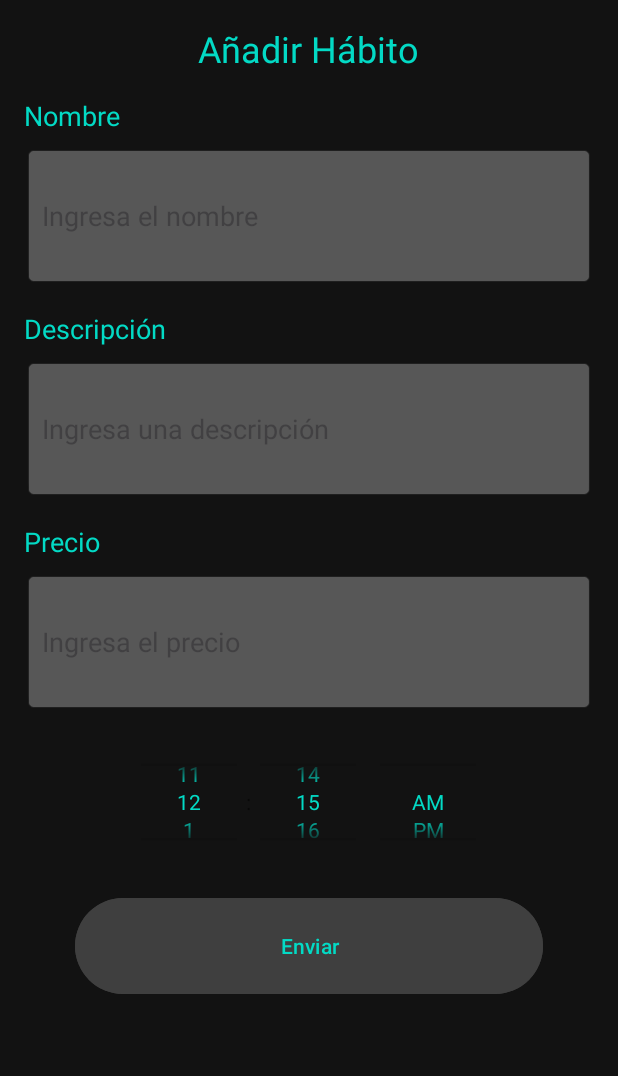
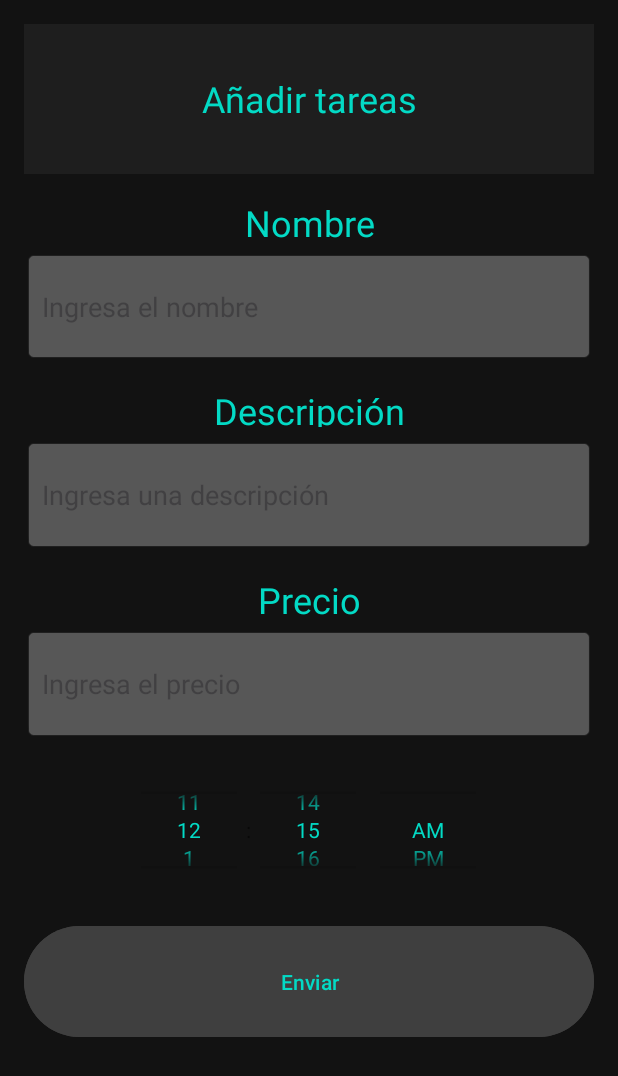
Before and after one commit to rubensb02/habitos, an Android app: the AddHabito screen opened directly, with no data from a screen before it, on a phone screen of 412 x 824 dp. Shown: the top 1076 px of the screen. Run offline under Robolectric (Android 15) with nearby library versions, the phone set to English and light mode, and no system bars.

Commit message:
cambios estilos de la app

```diff
--- a/app/src/main/res/layout/add_habito.xml
+++ b/app/src/main/res/layout/add_habito.xml
@@ -19,23 +19,39 @@
 
         <!-- Título de la pantalla -->
 
-        <TextView
-            android:id="@+id/tvTitle"
-            android:layout_width="wrap_content"
-            android:layout_height="wrap_content"
-            android:text="Añadir Hábito"
-            android:textColor="#FF03DAC5"
-            android:textSize="24sp"
-            android:gravity="center"
-            android:layout_marginBottom="16dp" />
+<!--        <TextView-->
+<!--            android:id="@+id/tvTitle"-->
+<!--            android:layout_width="wrap_content"-->
+<!--            android:layout_height="wrap_content"-->
+<!--            android:text="Añadir Hábito"-->
+<!--            android:textColor="#FF03DAC5"-->
+<!--            android:textSize="24sp"-->
+<!--            android:gravity="center"-->
+<!--            android:layout_marginBottom="16dp" />-->
+
+        <include
+            android:id="@+id/xml_toolbar"
+            layout="@layout/toolbar_add"
+            app:layout_constraintBottom_toTopOf="parent"
+            app:layout_constraintEnd_toStartOf="parent"
+            app:layout_constraintStart_toStartOf="parent"
+            app:layout_constraintTop_toTopOf="parent">
+
+        </include>
+
+        <View
+            android:layout_width="match_parent"
+            android:layout_height="16dp" />
 
         <!-- Campo Nombre -->
         <TextView
             android:id="@+id/tvNombre"
             android:layout_width="match_parent"
-            android:layout_height="wrap_content"
+            android:layout_height="35dp"
             android:text="Nombre"
-            android:textSize="18sp"
+            android:textSize="24sp"
+            android:layout_gravity="center"
+            android:gravity="center"
             android:textColor="#FF03DAC5"
             android:paddingBottom="8dp" />
 
@@ -60,9 +76,11 @@
         <TextView
             android:id="@+id/tvDescripcion"
             android:layout_width="match_parent"
-            android:layout_height="wrap_content"
+            android:layout_height="35dp"
             android:text="Descripción"
-            android:textSize="18sp"
+            android:textSize="24sp"
+            android:layout_gravity="center"
+            android:gravity="center"
             android:textColor="#FF03DAC5"
             android:paddingBottom="8dp" />
 
@@ -88,9 +106,11 @@
         <TextView
             android:id="@+id/tvPrecio"
             android:layout_width="match_parent"
-            android:layout_height="wrap_content"
+            android:layout_height="35dp"
             android:text="Precio"
-            android:textSize="18sp"
+            android:textSize="24sp"
+            android:layout_gravity="center"
+            android:gravity="center"
             android:textColor="#FF03DAC5"
             android:paddingBottom="8dp" />
 
@@ -113,7 +133,7 @@
 
         <TimePicker
             android:id="@+id/timePicker"
-            android:layout_width="378dp"
+            android:layout_width="match_parent"
             android:layout_height="88dp"
             android:theme="@style/CustomTimePickerTheme"
             android:textColorPrimary="#FF03DAC5"
@@ -140,8 +160,8 @@
 
         <Button
             android:id="@+id/buttonSave"
-            android:layout_width="312dp"
-            android:layout_height="25dp"
+            android:layout_width="match_parent"
+            android:layout_height="45dp"
             android:layout_gravity="center"
             android:layout_weight="0.1"
             android:backgroundTint="#3f3f3f"
--- /dev/null
+++ b/app/src/main/res/layout/toolbar_add.xml
@@ -0,0 +1,18 @@
+<?xml version="1.0" encoding="utf-8"?>
+<androidx.appcompat.widget.Toolbar xmlns:android="http://schemas.android.com/apk/res/android"
+    android:layout_width="match_parent"
+    android:layout_height="100dp"
+    android:background="#8C282828"
+    android:elevation="8dp">
+
+    <TextView
+        android:id="@+id/titleText"
+        android:layout_width="wrap_content"
+        android:layout_height="wrap_content"
+        android:layout_marginTop="16dp"
+        android:gravity="center"
+        android:layout_gravity="center"
+        android:text="Añadir tareas"
+        android:textColor="#FF03DAC5"
+        android:textSize="24sp" />
+</androidx.appcompat.widget.Toolbar>
```
Also changed, not shown: app/src/main/res/drawable/myrect.xml (added, +7 -0 lines), app/src/main/res/layout/activity_edit.xml (+28 -24 lines), app/src/main/res/layout/activity_main.xml (+23 -36 lines), app/src/main/res/layout/toolbar.xml (added, +19 -0 lines), app/src/main/res/layout/toolbar_edit.xml (added, +18 -0 lines).
